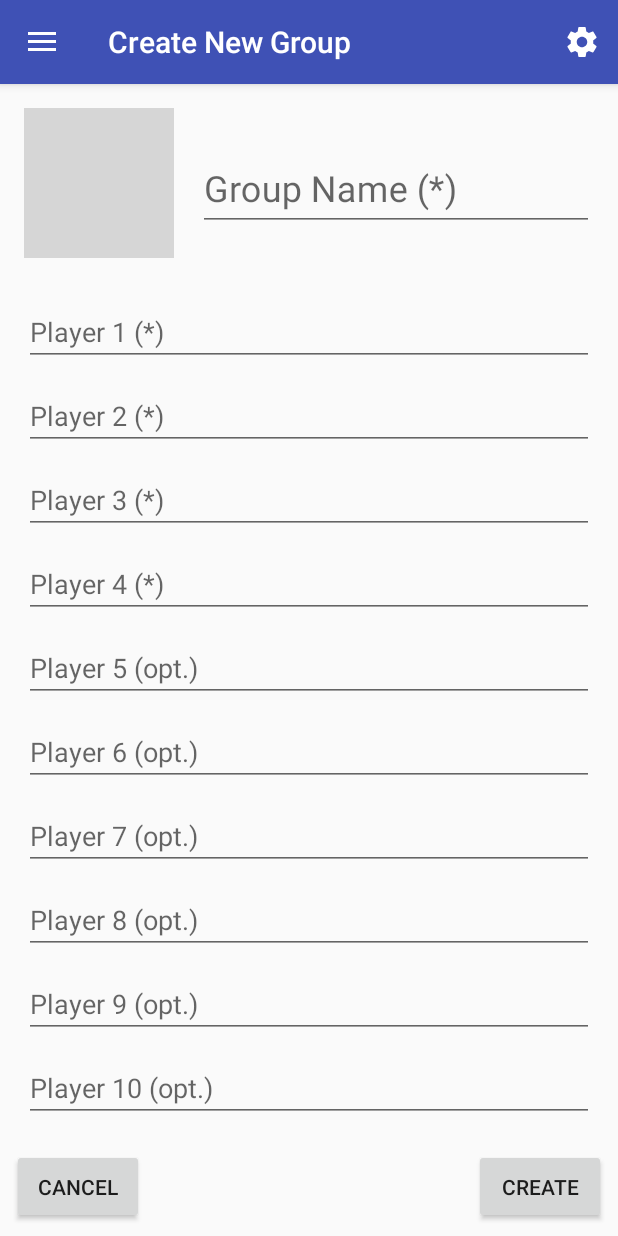
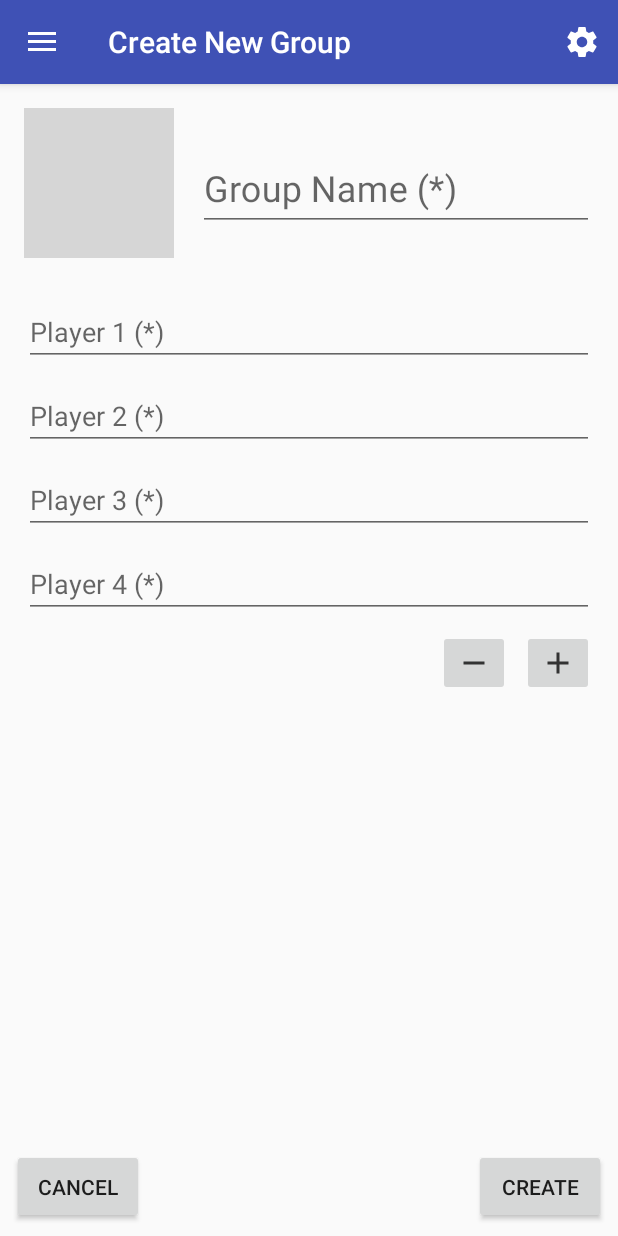
Before and after one commit to Flo-GitHub/DoppelkopfApp-2.0, an Android app: the screen it shows after launch (MainActivity), after a tap on an icon or button, on a phone screen of 412 x 824 dp. Run offline under Robolectric (Android 15) with nearby library versions, the phone set to English and light mode, and no system bars; grey boxes are pictures that could not be loaded.

Commit message:
group player adding now dynamic

```diff
--- a/app/src/main/java/com/example/admin/doppelkopfapp/PartyCreateFragment.java
+++ b/app/src/main/java/com/example/admin/doppelkopfapp/PartyCreateFragment.java
@@ -5,16 +5,13 @@ import android.content.Context;
 import android.content.Intent;
 import android.graphics.Bitmap;
 import android.graphics.BitmapFactory;
-import android.net.Uri;
 import android.os.Bundle;
-import android.provider.MediaStore;
 import android.support.annotation.NonNull;
 import android.support.annotation.Nullable;
 import android.support.constraint.ConstraintLayout;
 import android.support.design.widget.TextInputEditText;
 import android.support.v4.app.DialogFragment;
 import android.support.v4.app.Fragment;
-import android.util.Log;
 import android.view.LayoutInflater;
 import android.view.View;
 import android.view.ViewGroup;
@@ -70,7 +67,7 @@ public class PartyCreateFragment extends DialogFragment {
     @Override
     public View onCreateView(@NonNull LayoutInflater inflater, ViewGroup container,
                              Bundle savedInstanceState) {
-        // Inflate the layout for this fragment
+        // Inflate the linearLayout for this fragment
         return inflater.inflate(R.layout.fragment_party_create, container, false);
     }
 
@@ -81,16 +78,11 @@ public class PartyCreateFragment extends DialogFragment {
         groupText = view.findViewById(R.id.party_create_group_text);
 
         playerTexts = new ArrayList<>();
-        LinearLayout layout = view.findViewById(R.id.party_create_player_layout);
+        LinearLayout linearLayout = view.findViewById(R.id.party_create_player_layout);
 
-        for(int i = 0; i < 10; i++) {
-            ConstraintLayout playerLayout =
-                    (ConstraintLayout) View.inflate(getContext(), R.layout.new_player, null);
-            TextInputEditText editText = playerLayout.findViewById(R.id.new_player_text);
-            int req = i < 4 ? R.string.player_required : R.string.player_optional;
-            editText.setHint(getString(R.string.player) + " " + (i+1) + " " + getString(req));
-            playerTexts.add(editText);
-            layout.addView(playerLayout);
+        addPlayerAddButtons(linearLayout);
+        for(int i = 0; i < 4; i++) {
+            addPlayerInput(linearLayout);
         }
 
         Button createButton = view.findViewById(R.id.party_create_create_button);
@@ -131,6 +123,41 @@ public class PartyCreateFragment extends DialogFragment {
                 startActivityForResult(Intent.createChooser(intent, getString(R.string.select_group_image)), PICK_IMAGE);
             }
         });
+    }
+
+    private void addPlayerInput(LinearLayout parentLayout){
+        ConstraintLayout playerLayout =
+                (ConstraintLayout) View.inflate(getContext(), R.layout.new_player, null);
+        TextInputEditText editText = playerLayout.findViewById(R.id.new_player_text);
+        int req = (playerTexts.size()) < 4 ? R.string.player_required : R.string.player_optional;
+        editText.setHint(getString(R.string.player) + " " + (playerTexts.size()+1) + " " + getString(req));
+        playerTexts.add(editText);
+        parentLayout.addView(playerLayout, playerTexts.size()-1);
+    }
+
+    private void addPlayerAddButtons(final LinearLayout parentLayout){
+        ConstraintLayout buttonLayout =
+                (ConstraintLayout) View.inflate(getContext(), R.layout.new_player_button, null);
+        ImageButton buttonAdd = buttonLayout.findViewById(R.id.new_player_add);
+        buttonAdd.setOnClickListener(new View.OnClickListener() {
+            @Override
+            public void onClick(View v) {
+                addPlayerInput(parentLayout);
+            }
+        });
+        ImageButton buttonRemove = buttonLayout.findViewById(R.id.new_player_remove);
+        buttonRemove.setOnClickListener(new View.OnClickListener() {
+            @Override
+            public void onClick(View v) {
+                if(playerTexts.size() <= 4) {
+                    return;
+                }
+                parentLayout.removeViewAt(playerTexts.size()-1);
+                playerTexts.remove(playerTexts.size()-1);
+            }
+        });
+
+        parentLayout.addView(buttonLayout);
     }
 
     @Override
--- /dev/null
+++ b/app/src/main/res/drawable-anydpi/ic_add.xml
@@ -0,0 +1,10 @@
+<vector xmlns:android="http://schemas.android.com/apk/res/android"
+    android:width="24dp"
+    android:height="24dp"
+    android:viewportWidth="24"
+    android:viewportHeight="24"
+    android:tint="#333333">
+    <path
+        android:fillColor="#FF000000"
+        android:pathData="M19,13h-6v6h-2v-6H5v-2h6V5h2v6h6v2z"/>
+</vector>
--- /dev/null
+++ b/app/src/main/res/drawable-anydpi/ic_remove.xml
@@ -0,0 +1,10 @@
+<vector xmlns:android="http://schemas.android.com/apk/res/android"
+    android:width="24dp"
+    android:height="24dp"
+    android:viewportWidth="24"
+    android:viewportHeight="24"
+    android:tint="#333333">
+    <path
+        android:fillColor="#FF000000"
+        android:pathData="M19,13H5v-2h14v2z"/>
+</vector>
--- /dev/null
+++ b/app/src/main/res/layout/new_player_button.xml
@@ -0,0 +1,34 @@
+<?xml version="1.0" encoding="utf-8"?>
+<android.support.constraint.ConstraintLayout xmlns:android="http://schemas.android.com/apk/res/android"
+    xmlns:app="http://schemas.android.com/apk/res-auto"
+    xmlns:tools="http://schemas.android.com/tools"
+    android:layout_width="match_parent"
+    android:layout_height="wrap_content">
+
+    <ImageButton
+        android:id="@+id/new_player_add"
+        android:layout_width="wrap_content"
+        android:layout_height="wrap_content"
+        android:layout_marginTop="8dp"
+        android:layout_marginEnd="8dp"
+        android:layout_marginRight="8dp"
+        android:layout_marginBottom="8dp"
+        android:src="@drawable/ic_add"
+        app:layout_constraintBottom_toBottomOf="parent"
+        app:layout_constraintEnd_toEndOf="parent"
+        app:layout_constraintTop_toTopOf="parent" />
+
+    <ImageButton
+        android:id="@+id/new_player_remove"
+        android:layout_width="wrap_content"
+        android:layout_height="wrap_content"
+        android:layout_marginTop="8dp"
+        android:layout_marginEnd="8dp"
+        android:layout_marginRight="8dp"
+        android:layout_marginBottom="8dp"
+        android:src="@drawable/ic_remove"
+        app:layout_constraintBottom_toBottomOf="parent"
+        app:layout_constraintEnd_toStartOf="@+id/new_player_add"
+        app:layout_constraintTop_toTopOf="parent" />
+
+</android.support.constraint.ConstraintLayout>
```
Also changed, not shown: app/src/main/res/drawable-hdpi/ic_add.png (added), app/src/main/res/drawable-hdpi/ic_remove.png (added), app/src/main/res/drawable-mdpi/ic_add.png (added), app/src/main/res/drawable-mdpi/ic_remove.png (added), app/src/main/res/drawable-xhdpi/ic_add.png (added), app/src/main/res/drawable-xhdpi/ic_remove.png (added), app/src/main/res/drawable-xxhdpi/ic_add.png (added), app/src/main/res/drawable-xxhdpi/ic_remove.png (added), 18 other files.
